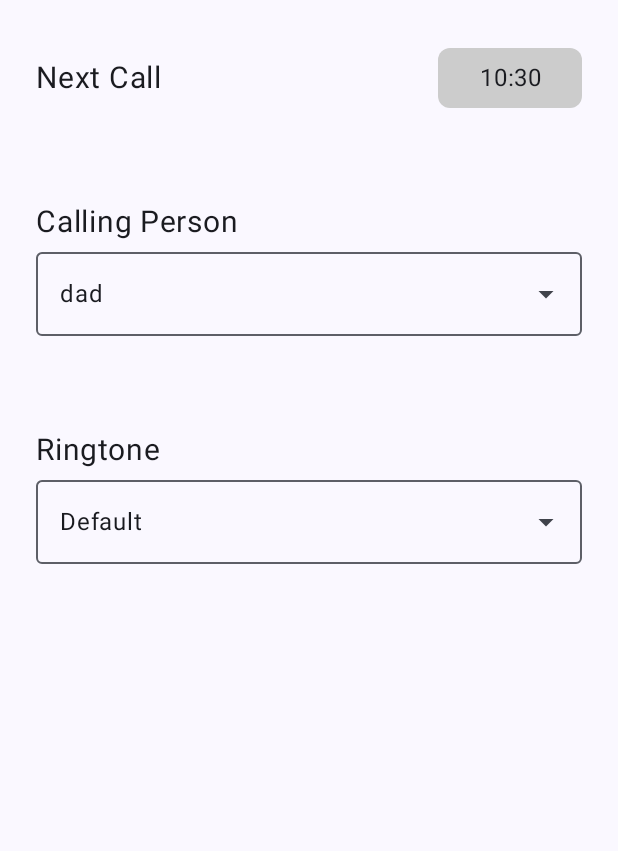
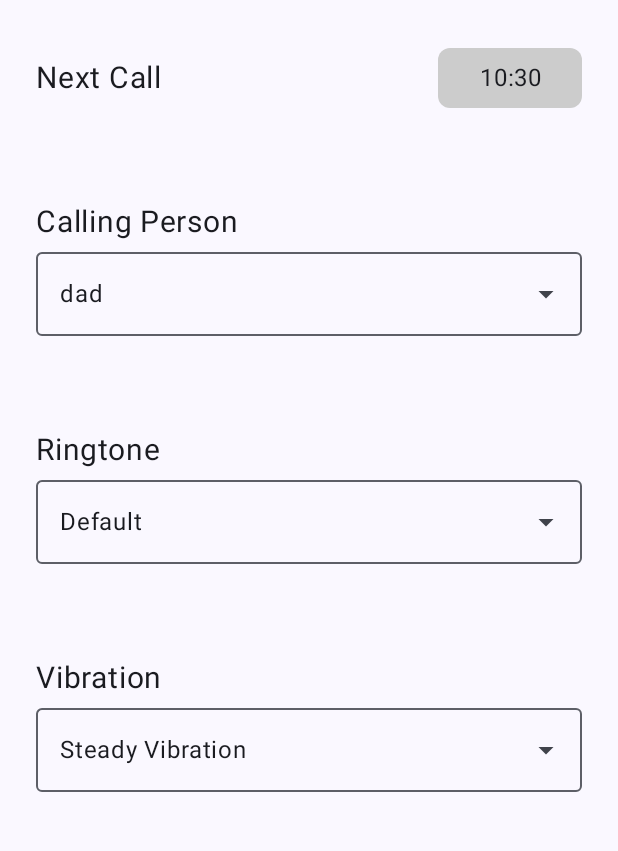
Before and after one commit to FabioLiberto/FakeCall, an Android app built with Jetpack Compose: the screen it shows after launch (MainActivity), on a phone screen of 412 x 824 dp, the part 84-935 px from its top. Run offline under Robolectric (Android 15) with nearby library versions, the phone set to English and light mode, and no system bars.

Commit message:
- Implement selection of vibration with a DropdownMenu

```diff
--- a/app/src/main/java/ch/zli/fl/fakecall/ui/screen/SettingsScreen.kt
+++ b/app/src/main/java/ch/zli/fl/fakecall/ui/screen/SettingsScreen.kt
@@ -188,11 +188,59 @@ fun SettingsScreen() {
                         onDismissRequest = { mExpanded = false },
                         modifier = Modifier.fillMaxWidth(),
                     ) {
-                        ringtones.forEach { user ->
+                        ringtones.forEach { ringtone ->
                             DropdownMenuItem(
-                                text = { Text(user) },
+                                text = { Text(ringtone) },
                                 onClick = {
-                                    selectedRingtone = user
+                                    selectedRingtone = ringtone
+                                    mExpanded = false
+                                },
+                            )
+                        }
+                    }
+                }
+            }
+
+            Spacer(modifier = Modifier.height(24.dp))
+
+            Column() {
+                Text(
+                    text = "Vibration",
+                    fontSize = 20.sp,
+                    modifier = Modifier.padding(bottom = 8.dp),
+                )
+
+                var mExpanded by remember { mutableStateOf(false) }
+                val vibrations = listOf("Steady Vibration", "Double Pulse", "Heartbeat Pattern")
+                var selectedVibration by remember { mutableStateOf(vibrations.firstOrNull() ?: "") }
+
+                Box {
+                    OutlinedTextField(
+                        value = selectedVibration,
+                        onValueChange = {},
+                        readOnly = true,
+                        modifier = Modifier
+                            .fillMaxWidth()
+                            .clickable { mExpanded = true },
+                        trailingIcon = {
+                            Icon(
+                                imageVector = Icons.Default.ArrowDropDown,
+                                contentDescription = "Dropdown Arrow",
+                                modifier = Modifier.clickable { mExpanded = true },
+                            )
+                        },
+                    )
+
+                    DropdownMenu(
+                        expanded = mExpanded,
+                        onDismissRequest = { mExpanded = false },
+                        modifier = Modifier.fillMaxWidth(),
+                    ) {
+                        vibrations.forEach { vibration ->
+                            DropdownMenuItem(
+                                text = { Text(vibration) },
+                                onClick = {
+                                    selectedVibration = vibration
                                     mExpanded = false
                                 },
                             )
```
